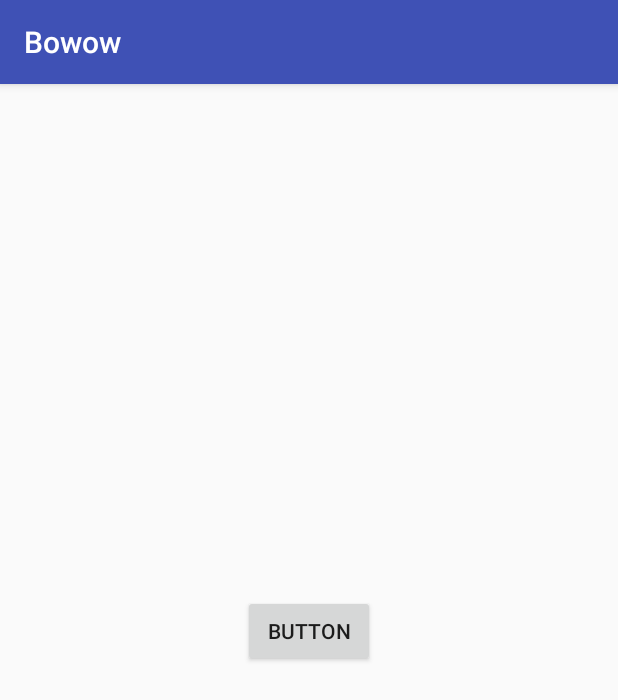
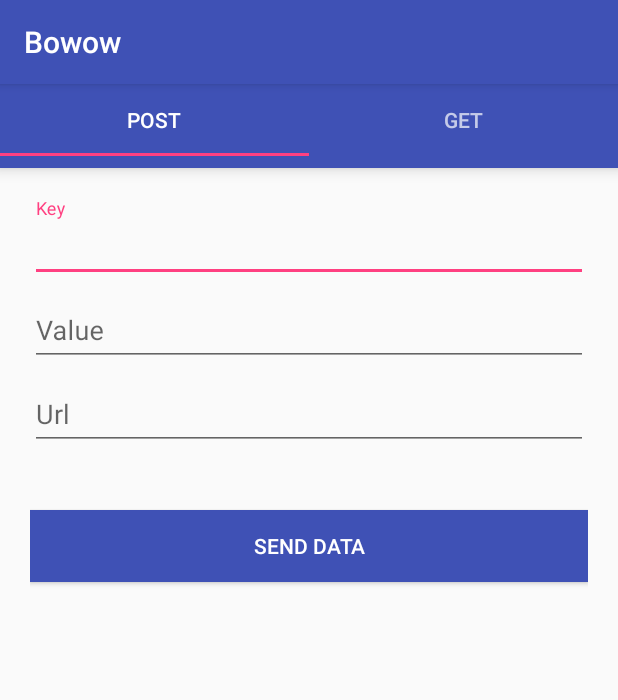
Before and after one commit to ChrisJFarr/BoWow, an Android app: the screen it shows after launch (MainActivity), on a phone screen of 412 x 824 dp. Shown: the top 700 px of the screen. Run offline under Robolectric (Android 15) with nearby library versions, the phone set to English and light mode, and no system bars; our stand-ins replace Volley.

Commit message:
WHOOPSIE sttached the correct project

```diff
--- a/Bowow/app/build.gradle
+++ b/Bowow/app/build.gradle
@@ -27,4 +27,6 @@ dependencies {
     compile 'com.android.support:appcompat-v7:26.+'
     compile 'com.android.support.constraint:constraint-layout:1.0.2'
     testCompile 'junit:junit:4.12'
+    compile 'com.android.support:design:26.+'
+    compile 'com.android.volley:volley:1.0.0'
 }
--- /dev/null
+++ b/Bowow/app/src/main/java/com/example/bowow/bowow/GetFragment.java
@@ -0,0 +1,82 @@
+package com.example.bowow.bowow;
+
+/**
+ * Created by Saba on 8/30/2017.
+ */
+import android.content.Context;
+import android.os.Bundle;
+import android.support.v4.app.Fragment;
+import android.view.LayoutInflater;
+import android.view.View;
+import android.view.ViewGroup;
+import android.view.inputmethod.InputMethodManager;
+import android.widget.Button;
+import android.widget.EditText;
+import android.widget.TextView;
+import android.widget.Toast;
+
+import com.android.volley.Request;
+import com.android.volley.RequestQueue;
+import com.android.volley.Response;
+import com.android.volley.VolleyError;
+import com.android.volley.toolbox.JsonObjectRequest;
+import com.android.volley.toolbox.Volley;
+
+import org.json.JSONObject;
+
+public class GetFragment extends Fragment {
+    private EditText inputUrl;
+    private Button buttonGetData;
+    private TextView jsonText;
+    private RequestQueue queue;
+
+    @Override
+    public View onCreateView(LayoutInflater inflater, ViewGroup container, Bundle savedInstanceState) {
+        View view = inflater.inflate(R.layout.tab_get_fragment, container, false);
+        inputUrl = (EditText) view.findViewById(R.id.input_url);
+        buttonGetData = (Button) view.findViewById(R.id.btn_send_data);
+        jsonText = (TextView) view.findViewById(R.id.jsonTextView);
+        queue = Volley.newRequestQueue(getActivity().getApplicationContext());
+        buttonGetData.setOnClickListener(new View.OnClickListener() {
+            public void onClick(View v) {
+                getJsonData(inputUrl.getText().toString());
+            }
+
+        });
+        return view;
+    }
+
+    private void getJsonData(String pUrl) {
+        View view = this.getActivity().getCurrentFocus();
+        if (view != null) {
+            InputMethodManager imm = (InputMethodManager) getActivity().getSystemService(Context.INPUT_METHOD_SERVICE);
+            imm.hideSoftInputFromWindow(view.getWindowToken(), 0);
+        }
+        /*if (pUrl.equals("")) {
+            pUrl = "http://192.168.1.189/request.txt";
+        }*/
+        pUrl = "http://192.168.1.189/request.txt";
+        JsonObjectRequest getRequest = new JsonObjectRequest(Request.Method.GET, pUrl, null,
+                new Response.Listener < JSONObject > () {
+                    @Override
+                    public void onResponse(JSONObject response) {
+                        // display response
+                        jsonText.setText(response.toString());
+                        Toast.makeText(getActivity().getApplicationContext()
+                                     , response.toString()
+                                     , Toast.LENGTH_SHORT).show();
+                    }
+                },
+                new Response.ErrorListener() {
+                    @Override
+                    public void onErrorResponse(VolleyError error) {
+                        jsonText.setText(error.toString());
+                    }
+                }
+        );
+
+        // add it to the RequestQueue
+        getRequest.setShouldCache(false);
+        queue.add(getRequest);
+    }
+}
--- a/Bowow/app/src/main/java/com/example/bowow/bowow/MainActivity.java
+++ b/Bowow/app/src/main/java/com/example/bowow/bowow/MainActivity.java
@@ -1,36 +1,46 @@
 package com.example.bowow.bowow;
 
+/**
+ * Created by Saba on 8/30/2017.
+ */
 import android.os.Bundle;
+import android.support.design.widget.TabLayout;
+import android.support.v4.view.ViewPager;
 import android.support.v7.app.AppCompatActivity;
-import android.view.View;
-import android.content.Context;
-import android.widget.Toast;
+import android.support.v7.widget.Toolbar;
 
 public class MainActivity extends AppCompatActivity {
-    private View mContentView;
+
     @Override
     protected void onCreate(Bundle savedInstanceState) {
         super.onCreate(savedInstanceState);
         setContentView(R.layout.activity_main);
+        Toolbar toolbar = (Toolbar) findViewById(R.id.toolbar);
 
-        mContentView = findViewById(R.id.button);
+        TabLayout tabLayout = (TabLayout) findViewById(R.id.tab_layout);
+        tabLayout.addTab(tabLayout.newTab().setText("POST"));
+        tabLayout.addTab(tabLayout.newTab().setText("GET"));
+        tabLayout.setTabGravity(TabLayout.GRAVITY_FILL);
 
-        // Set up the user interaction to manually show or hide the system UI.
-        mContentView.setOnClickListener(new View.OnClickListener() {
+        final ViewPager viewPager = (ViewPager) findViewById(R.id.pager);
+        final PagerAdapter adapter = new PagerAdapter(getSupportFragmentManager(), tabLayout.getTabCount());
+        viewPager.setAdapter(adapter);
+        viewPager.addOnPageChangeListener(new TabLayout.TabLayoutOnPageChangeListener(tabLayout));
+        tabLayout.setOnTabSelectedListener(new TabLayout.OnTabSelectedListener() {
             @Override
-            public void onClick(View view) {
-                pingAction();
+            public void onTabSelected(TabLayout.Tab tab) {
+                viewPager.setCurrentItem(tab.getPosition());
+            }
+
+            @Override
+            public void onTabUnselected(TabLayout.Tab tab) {
+
+            }
+
+            @Override
+            public void onTabReselected(TabLayout.Tab tab) {
+
             }
         });
-
-    }
-
-    private void pingAction() {
-        Context context = getApplicationContext();
-        CharSequence text = "Hello toast!";
-        int duration = Toast.LENGTH_SHORT;
-
-        Toast toast = Toast.makeText(context, text, duration);
-        toast.show();
     }
 }
--- /dev/null
+++ b/Bowow/app/src/main/java/com/example/bowow/bowow/PagerAdapter.java
@@ -0,0 +1,37 @@
+package com.example.bowow.bowow;
+
+/**
+ * Created by Saba on 8/30/2017.
+ */
+import android.support.v4.app.Fragment;
+import android.support.v4.app.FragmentManager;
+import android.support.v4.app.FragmentStatePagerAdapter;
+
+public class PagerAdapter extends FragmentStatePagerAdapter {
+    int mNumOfTabs;
+
+    public PagerAdapter(FragmentManager fm, int NumOfTabs) {
+        super(fm);
+        this.mNumOfTabs = NumOfTabs;
+    }
+
+    @Override
+    public Fragment getItem(int position) {
+
+        switch (position) {
+            case 0:
+                PostFragment tab1 = new PostFragment();
+                return tab1;
+            case 1:
+                GetFragment tab2 = new GetFragment();
+                return tab2;
+            default:
+                return null;
+        }
+    }
+
+    @Override
+    public int getCount() {
+        return mNumOfTabs;
+    }
+}
--- /dev/null
+++ b/Bowow/app/src/main/java/com/example/bowow/bowow/PostFragment.java
@@ -0,0 +1,78 @@
+package com.example.bowow.bowow;
+
+/**
+ * Created by Saba on 8/30/2017.
+ */
+import android.os.Bundle;
+import android.support.v4.app.Fragment;
+import android.view.LayoutInflater;
+import android.view.View;
+import android.view.ViewGroup;
+import android.widget.Button;
+import android.widget.EditText;
+import android.widget.Toast;
+
+import com.android.volley.Request;
+import com.android.volley.RequestQueue;
+import com.android.volley.Response;
+import com.android.volley.VolleyError;
+import com.android.volley.toolbox.StringRequest;
+import com.android.volley.toolbox.Volley;
+
+import java.util.HashMap;
+import java.util.Map;
+
+public class PostFragment extends Fragment {
+    private EditText inputKey, inputValue, inputURL;
+    private Button buttonSendData;
+    RequestQueue queue;
+
+    @Override
+    public View onCreateView(LayoutInflater inflater, ViewGroup container, Bundle savedInstanceState) {
+        View view = inflater.inflate(R.layout.tab_post_fragment, container, false);
+        inputKey = (EditText) view.findViewById(R.id.input_value);
+        inputValue = (EditText) view.findViewById(R.id.input_value);
+        inputURL = (EditText) view.findViewById(R.id.input_url);
+        buttonSendData = (Button) view.findViewById(R.id.btn_send_data);
+        queue = Volley.newRequestQueue(getActivity().getApplicationContext());
+        buttonSendData.setOnClickListener(new View.OnClickListener() {
+            public void onClick(View v) {
+                getJsonData(inputKey.getText().toString(), inputValue.getText().toString(), inputURL.getText().toString());
+            }
+        });
+        return view;
+    }
+
+    private void getJsonData(final String pKey, final String pValue, String pUrl) {
+        //if (pUrl.equals("")) {
+            pUrl = "http://192.168.1.189/androidVolley.php";
+       // }
+        StringRequest postRequest = new StringRequest(Request.Method.POST, pUrl,
+                new Response.Listener < String > () {
+                    @Override
+                    public void onResponse(String response) {
+                        // response
+                        Toast.makeText(getActivity(), response.toString(), Toast.LENGTH_SHORT).show();
+                    }
+                },
+                new Response.ErrorListener() {
+                    @Override
+                    public void onErrorResponse(VolleyError error) {
+                        // error
+                        Toast.makeText(getActivity(), error.toString(), Toast.LENGTH_SHORT).show();
+                    }
+                }
+        ) {
+            @Override
+            protected Map < String, String > getParams() {
+                Map < String, String > params = new HashMap < String, String > ();
+                params.put("name", pKey);
+                params.put("email", pValue);
+
+                return params;
+            }
+        };
+        postRequest.setShouldCache(false);
+        queue.add(postRequest);
+    }
+}
--- a/Bowow/app/src/main/res/layout/activity_main.xml
+++ b/Bowow/app/src/main/res/layout/activity_main.xml
@@ -1,20 +1,38 @@
 <?xml version="1.0" encoding="utf-8"?>
-<android.support.constraint.ConstraintLayout xmlns:android="http://schemas.android.com/apk/res/android"
+<RelativeLayout
+    android:id="@+id/main_layout"
+    xmlns:android="http://schemas.android.com/apk/res/android"
     xmlns:app="http://schemas.android.com/apk/res-auto"
     xmlns:tools="http://schemas.android.com/tools"
     android:layout_width="match_parent"
     android:layout_height="match_parent"
-    tools:context="com.example.bowow.bowow.MainActivity">
+    tools:context=".MainActivity">
 
-    <Button
-        android:id="@+id/button"
-        android:layout_width="wrap_content"
+    <android.support.v7.widget.Toolbar
+        android:id="@+id/toolbar"
+        android:layout_width="match_parent"
         android:layout_height="wrap_content"
-        android:text="Button"
-        app:layout_constraintBottom_toBottomOf="parent"
-        app:layout_constraintRight_toRightOf="parent"
-        app:layout_constraintLeft_toLeftOf="parent"
-        app:layout_constraintTop_toTopOf="parent"
-        app:layout_constraintVertical_bias="0.473" />
+        android:layout_alignParentTop="true"
+        android:background="?attr/colorPrimary"
+        android:elevation="6dp"
+        android:minHeight="0dp"
+        android:theme="@style/ThemeOverlay.AppCompat.Dark.ActionBar"
+        app:popupTheme="@style/ThemeOverlay.AppCompat.Light"/>
 
-</android.support.constraint.ConstraintLayout>
+    <android.support.design.widget.TabLayout
+        android:id="@+id/tab_layout"
+        android:layout_width="match_parent"
+        android:layout_height="wrap_content"
+        android:layout_below="@+id/toolbar"
+        android:background="?attr/colorPrimary"
+        android:elevation="6dp"
+        android:minHeight="?attr/actionBarSize"
+        android:theme="@style/ThemeOverlay.AppCompat.Dark.ActionBar"/>
+
+    <android.support.v4.view.ViewPager
+        android:id="@+id/pager"
+        android:layout_width="match_parent"
+        android:layout_height="fill_parent"
+        android:layout_below="@id/tab_layout"/>
+
+</RelativeLayout>
--- /dev/null
+++ b/Bowow/app/src/main/res/layout/tab_post_fragment.xml
@@ -0,0 +1,51 @@
+<?xml version="1.0" encoding="utf-8"?>
+<LinearLayout android:layout_width="fill_parent"
+    android:layout_height="match_parent"
+    android:orientation="vertical"
+    android:paddingLeft="20dp"
+    android:paddingRight="20dp"
+    xmlns:android="http://schemas.android.com/apk/res/android">
+
+    <android.support.design.widget.TextInputLayout
+        android:id="@+id/input_layout_key"
+        android:layout_width="match_parent"
+        android:layout_height="wrap_content"
+        android:paddingTop="20dp">
+        <EditText
+            android:id="@+id/input_key"
+            android:layout_width="match_parent"
+            android:layout_height="wrap_content"
+            android:hint="Key" />
+    </android.support.design.widget.TextInputLayout>
+
+    <android.support.design.widget.TextInputLayout
+        android:id="@+id/input_layout_value"
+        android:layout_width="match_parent"
+        android:layout_height="wrap_content">
+        <EditText
+            android:id="@+id/input_value"
+            android:layout_width="match_parent"
+            android:layout_height="wrap_content"
+            android:hint="Value" />
+    </android.support.design.widget.TextInputLayout>
+
+    <android.support.design.widget.TextInputLayout
+        android:id="@+id/input_layout_url"
+        android:layout_width="match_parent"
+        android:layout_height="wrap_content">
+        <EditText
+            android:id="@+id/input_url"
+            android:layout_width="match_parent"
+            android:layout_height="wrap_content"
+            android:hint="Url" />
+    </android.support.design.widget.TextInputLayout>
+
+    <Button android:id="@+id/btn_send_data"
+        android:layout_width="fill_parent"
+        android:layout_height="wrap_content"
+        android:text="Send Data"
+        android:background="@color/colorPrimary"
+        android:layout_marginTop="40dp"
+        android:textColor="@android:color/white"/>
+
+</LinearLayout>
--- a/Bowow/settings.gradle
+++ b/Bowow/settings.gradle
@@ -1 +1 @@
-include ':app', ':volley'
+include ':app'
```
Also changed, not shown: Bowow/app/src/main/res/layout/tab_get_fragment.xml (added, +36 -0 lines), Bowow/gradle/wrapper/gradle-wrapper.properties.
